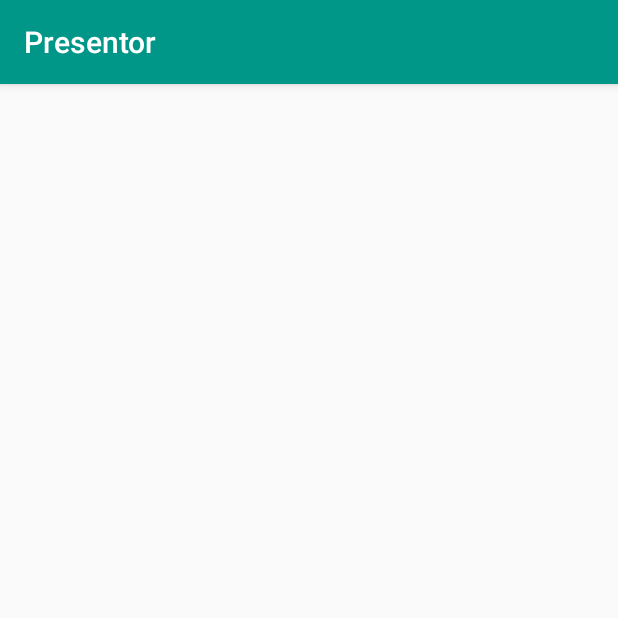
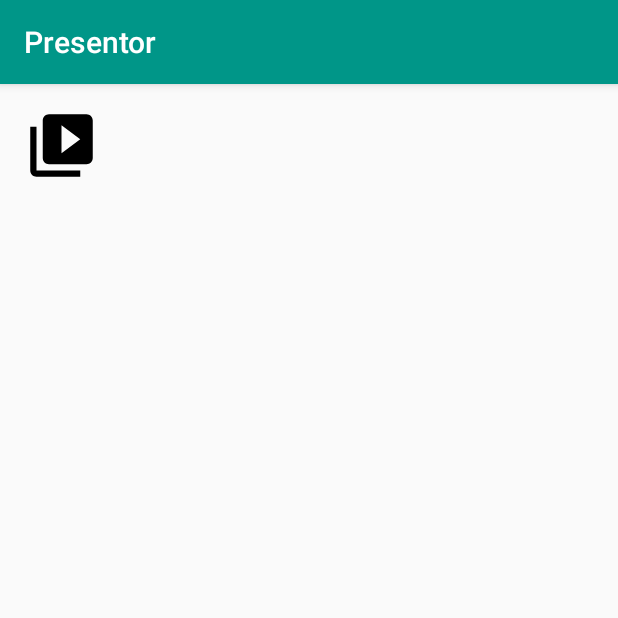
Before and after one commit to carlogravador/Presentor-Undergrad-Thesis, an Android app: the AccessActivity screen opened directly, with no data from a screen before it, on a phone screen of 412 x 824 dp, the top half of it. Run offline under Robolectric (Android 15) with nearby library versions, the phone set to English and light mode, and no system bars.

```diff
--- a/app/src/main/AndroidManifest.xml
+++ b/app/src/main/AndroidManifest.xml
@@ -25,7 +25,8 @@
             </intent-filter>
         </activity>
         <activity android:name=".CreateLobby" />
-        <activity android:name=".AccessActivity"></activity>
+        <activity android:name=".AccessActivity" />
+        <activity android:name=".DomoticsActivity"></activity>
     </application>
 
 </manifest>
--- a/app/src/main/res/layout/activity_access.xml
+++ b/app/src/main/res/layout/activity_access.xml
@@ -1,9 +1,30 @@
 <?xml version="1.0" encoding="utf-8"?>
-<android.support.constraint.ConstraintLayout xmlns:android="http://schemas.android.com/apk/res/android"
+<RelativeLayout xmlns:android="http://schemas.android.com/apk/res/android"
     xmlns:app="http://schemas.android.com/apk/res-auto"
     xmlns:tools="http://schemas.android.com/tools"
     android:layout_width="match_parent"
     android:layout_height="match_parent"
+    android:orientation="vertical"
     tools:context="com.example.android.presentor.AccessActivity">
 
-</android.support.constraint.ConstraintLayout>
+    <LinearLayout
+        android:layout_width="match_parent"
+        android:layout_height="wrap_content"
+        android:orientation="vertical">
+
+        <ImageView
+            android:layout_width="50dp"
+            android:layout_height="50dp"
+            android:src="@drawable/ic_menu_slideshow"
+            android:layout_margin="16dp"
+            android:textAlignment="center"/>
+
+        <ListView
+            android:id="@+id/list_view_connected_devices"
+            android:layout_width="match_parent"
+            android:layout_height="match_parent">
+
+        </ListView>
+
+    </LinearLayout>
+</RelativeLayout>
--- a/app/src/main/res/layout/list_item_lobby.xml
+++ b/app/src/main/res/layout/list_item_lobby.xml
@@ -5,6 +5,7 @@
     xmlns:app="http://schemas.android.com/apk/res-auto"
     android:minHeight="70dp"
     android:clickable="true"
+    android:focusable="true"
     android:foreground="?android:attr/selectableItemBackground"
     app:cardCornerRadius="5dp"
     app:cardElevation="5dp"
@@ -28,7 +29,7 @@
             android:layout_width="wrap_content"
             android:layout_height="wrap_content"
             android:text="@string/screen_mirror_create_title_description"
-            android:layout_toRightOf="@id/list_item_icon"/>
+            android:layout_toEndOf="@id/list_item_icon"/>
 
 
     </RelativeLayout>
--- a/app/src/main/res/values/strings.xml
+++ b/app/src/main/res/values/strings.xml
@@ -5,6 +5,8 @@
     <string name="navigation_drawer_close">Close navigation drawer</string>
 
     <string name="action_settings">Settings</string>
+
+
     <string name="title_activity_create_lobby">Sign in</string>
 
 
@@ -15,4 +17,5 @@
     <string name="screen_mirror_start_session">Start Screen Mirroring</string>
 
 
+
 </resources>
```
Also changed, not shown: app/src/main/java/com/example/android/presentor/DomoticsActivity.java (added, +13 -0 lines), app/src/main/java/com/example/android/presentor/MainActivity.java (+11 -0 lines), app/src/main/res/drawable/ic_slide_switch_off.xml (added, +9 -0 lines), app/src/main/res/drawable/ic_slide_switch_on.xml (added, +9 -0 lines), app/src/main/res/drawable/ic_toggle.xml (added, +9 -0 lines), app/src/main/res/drawable/ic_toggle_bg.xml (added, +10 -0 lines), app/src/main/res/layout/activity_domotics.xml (added, +16 -0 lines), app/src/main/res/layout/list_item_domotics.xml (added, +44 -0 lines).
